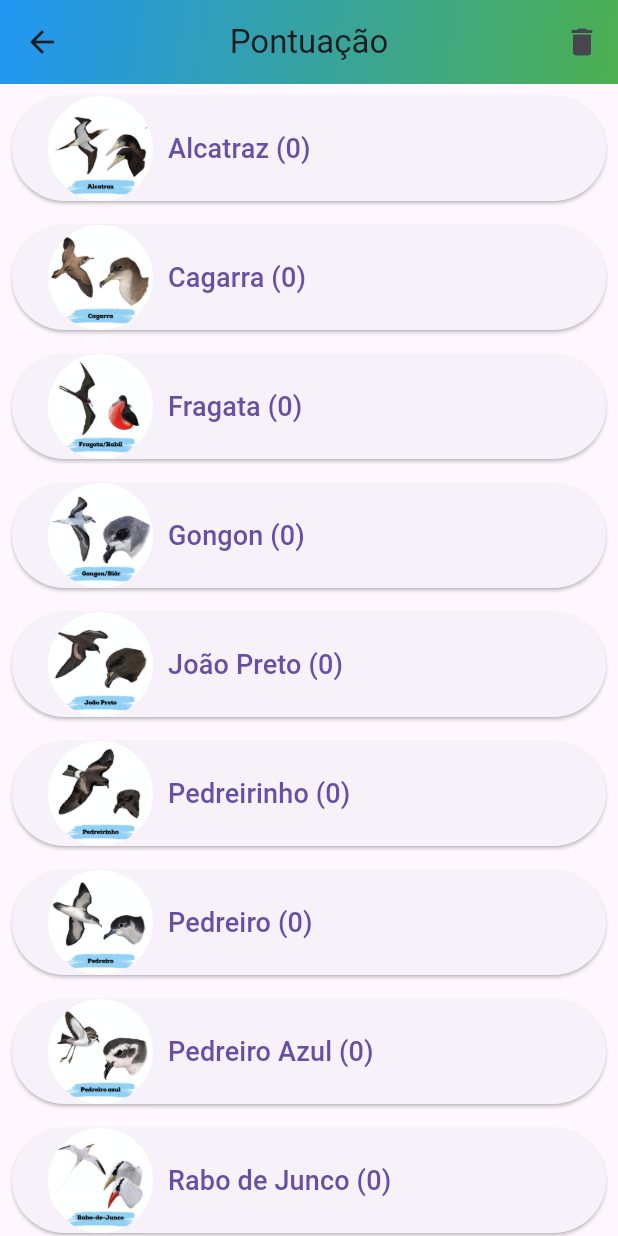
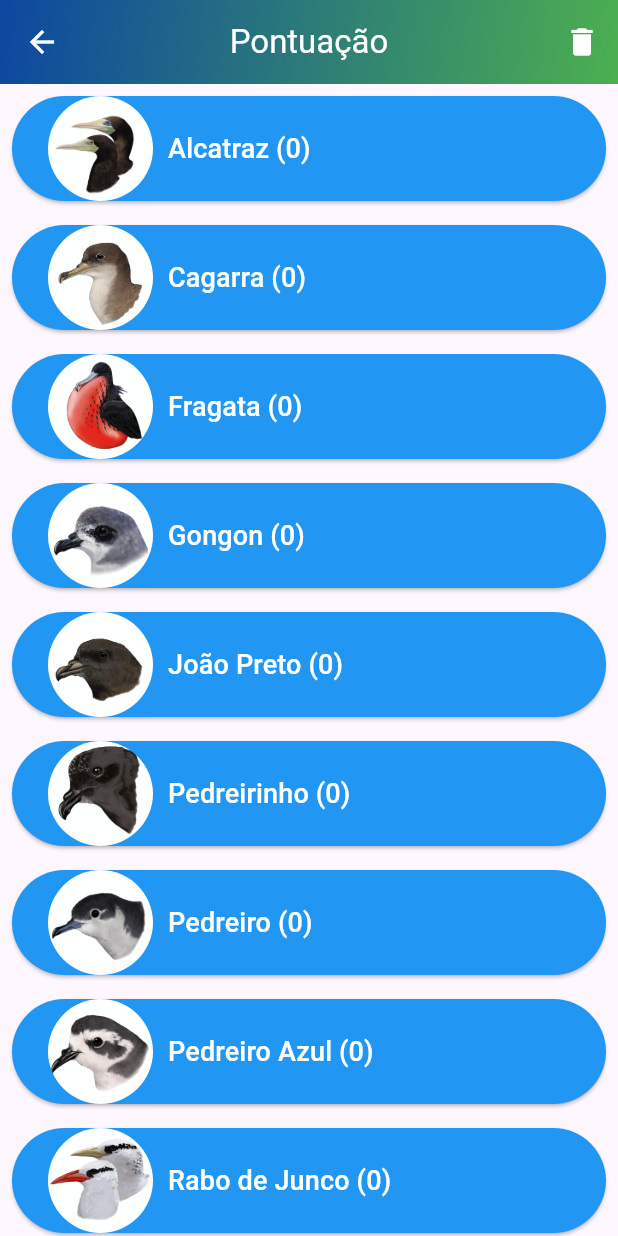
Before and after one commit to gumdanx/jogo_da_memoria, a Flutter app: the screen it shows after launch, after a tap on "Pontuação", on a phone screen of 412 x 824 dp. Run offline on Flutter 3.47's test engine with Material 3 defaults, Android fonts, the phone set to English and light mode, and no system bars; our stand-ins replace shared_preferences.

Commit message:
Primeira refatoração

```diff
--- a/lib/screens/main_menu.dart
+++ b/lib/screens/main_menu.dart
@@ -1,9 +1,7 @@
 import 'package:flutter/material.dart';
 import 'package:jogo_da_memoria/utils/globals.dart';
 import 'package:jogo_da_memoria/screens/logo_screen.dart';
-import 'package:jogo_da_memoria/screens/hard_game.dart';
-import 'package:jogo_da_memoria/screens/medium_game.dart';
-import 'package:jogo_da_memoria/screens/easy_game.dart';
+import 'package:jogo_da_memoria/screens/game.dart';
 import 'package:jogo_da_memoria/screens/ranking.dart';
 
 class MainMenu extends StatelessWidget {
@@ -11,12 +9,15 @@ class MainMenu extends StatelessWidget {
   Widget build(BuildContext context) {
     return Scaffold(
       appBar: AppBar(
-        title: Text('As aves de Cabo Verde 🇨🇻'),
+        title: Text(
+          '🎮 Jogo da Memória 🎮',
+          style: TextStyle(color: Colors.white),
+        ),
         centerTitle: true,
         flexibleSpace: Container(
           decoration: BoxDecoration(
             gradient: LinearGradient(
-              colors: [Colors.blue, Colors.green],
+              colors: [Colors.blue.shade900, Colors.green],
               begin: Alignment.topLeft,
               end: Alignment.bottomRight,
             ),
@@ -43,10 +44,16 @@ class MainMenu extends StatelessWidget {
                         onPressed: () {
                           Navigator.push(
                             context,
-                            MaterialPageRoute(builder: (context) => EasyGame()),
+                            MaterialPageRoute(builder: (context) => Game(numberOfSpecies: 4, title: 'Fácil')
+                            ),
                           );
                         },
-                        label: Text("Fácil"),
+                        label: Text(" Fácil "),
+                        foregroundColor: Colors.white, // Cor do texto
+                        backgroundColor: Colors.blue[900], // Cor de fundo
+                        shape: RoundedRectangleBorder(
+                          borderRadius: BorderRadius.circular(32), // Ajuste este valor para aumentar o arredondamento
+                        ),
                       ),
                     ),
                     Padding(padding: const EdgeInsets.only(top: 20.0),),
@@ -57,10 +64,15 @@ class MainMenu extends StatelessWidget {
                         onPressed: () {
                           Navigator.push(
                             context,
-                            MaterialPageRoute(builder: (context) => MediumGame()),
+                            MaterialPageRoute(builder: (context) => Game(numberOfSpecies: 6, title: 'Médio')),
                           );
                         },
-                        label: Text("Médio"),
+                        label: Text(" Médio "),
+                        foregroundColor: Colors.white, // Cor do texto
+                        backgroundColor: Colors.blue[900], // Cor de fundo
+                        shape: RoundedRectangleBorder(
+                          borderRadius: BorderRadius.circular(32), // Ajuste este valor para aumentar o arredondamento
+                        ),
                       ),
                     ),
                     Padding(padding: const EdgeInsets.only(top: 20.0),),
@@ -71,10 +83,15 @@ class MainMenu extends StatelessWidget {
                         onPressed: () {
                           Navigator.push(
                             context,
-                            MaterialPageRoute(builder: (context) => HardGame()),
+                            MaterialPageRoute(builder: (context) => Game(numberOfSpecies: 9, title: 'Difícil')),
                           );
                         },
-                        label: Text("Difícil"),
+                        label: Text(" Difícil "),
+                        foregroundColor: Colors.white, // Cor do texto
+                        backgroundColor: Colors.blue[900], // Cor de fundo
+                        shape: RoundedRectangleBorder(
+                          borderRadius: BorderRadius.circular(32), // Ajuste este valor para aumentar o arredondamento
+                        ),
                       ),
                     ),
                     Padding(padding: const EdgeInsets.only(top: 40.0),),
@@ -89,7 +106,11 @@ class MainMenu extends StatelessWidget {
                           );
                         },
                         label: Text("Pontuação"),
-                        backgroundColor: Colors.green,
+                        foregroundColor: Colors.white, // Cor do texto
+                        backgroundColor: Colors.green, // Cor de fundo
+                        shape: RoundedRectangleBorder(
+                          borderRadius: BorderRadius.circular(32), // Ajuste este valor para aumentar o arredondamento
+                        ),
                       ),
                     ),
                     Padding(padding: const EdgeInsets.only(top: 20.0),),
@@ -104,7 +125,11 @@ class MainMenu extends StatelessWidget {
                           );
                         },
                         label: Text("Realização"),
-                        backgroundColor: Colors.green,
+                        foregroundColor: Colors.white, // Cor do texto
+                        backgroundColor: Colors.green, // Cor de fundo
+                        shape: RoundedRectangleBorder(
+                          borderRadius: BorderRadius.circular(32), // Ajuste este valor para aumentar o arredondamento
+                        ),
                       ),
                     ),
                     Padding(padding: const EdgeInsets.only(top: 20.0),),
--- a/lib/screens/ranking.dart
+++ b/lib/screens/ranking.dart
@@ -33,13 +33,6 @@ class _RankingScreenState extends State<RankingScreen> {
         );
       } else {
         consolidatedList[species.name]!.numCorrect += species.numCorrect;
-      }
-    }
-
-    // Atualize a imagem para usar a versão 'head' para todas as espécies
-    for (var headSpecies in birdSpeciesList) {
-      if (consolidatedList.containsKey(headSpecies.name)) {
-        consolidatedList[headSpecies.name]!.image_head = headSpecies.image;
       }
     }
 
@@ -85,7 +78,7 @@ class _RankingScreenState extends State<RankingScreen> {
   Widget build(BuildContext context) {
     return Scaffold(
       appBar: AppBar(
-        title: Text('Pontuação'),
+        title: Text('Pontuação', style: TextStyle(color: Colors.white),),
         centerTitle: true,
         actions: [ // Adicione esta linha
           IconButton(
@@ -95,10 +88,11 @@ class _RankingScreenState extends State<RankingScreen> {
             },
           ),
         ],
+        iconTheme: IconThemeData(color: Colors.white),
         flexibleSpace: Container(
           decoration: BoxDecoration(
             gradient: LinearGradient(
-              colors: [Colors.blue, Colors.green],
+              colors: [Colors.blue.shade900, Colors.green],
               begin: Alignment.topLeft,
               end: Alignment.bottomRight,
             ),
@@ -124,6 +118,7 @@ class _RankingScreenState extends State<RankingScreen> {
                   padding: const EdgeInsets.all(8.0),
                   child: ElevatedButton(
                     style: ButtonStyle(
+                      backgroundColor: MaterialStateProperty.all(Colors.blue),
                       shape: MaterialStateProperty.all<RoundedRectangleBorder>(
                         RoundedRectangleBorder(
                           borderRadius: BorderRadius.circular(60.0),
@@ -139,7 +134,7 @@ class _RankingScreenState extends State<RankingScreen> {
                           child: Transform.scale(
                             scale: 1.1,  // ajuste o valor de acordo com o quanto você quer que a imagem ultrapasse o limite
                             child: Image.asset(
-                              species.image,
+                              species.image_head,
                               width: 70.0,
                               height: 70.0,
                               fit: BoxFit.cover,
@@ -149,7 +144,7 @@ class _RankingScreenState extends State<RankingScreen> {
                         SizedBox(width: 10),
                         Text(
                           '${species.name} (${species.numCorrect})',
-                          style: TextStyle(fontSize: 18),
+                          style: TextStyle(fontSize: 18, color: Colors.white),
                         ),
                       ],
                     ),
--- a/pubspec.yaml
+++ b/pubspec.yaml
@@ -30,6 +30,6 @@ flutter:
   - assets/images/body/
 
 flutter_icons:
-  android: "launcher_icon"
+  android: true
   ios: true
   image_path: "assets/images/jogo_da_memoria.png"
```
Also changed, not shown: assets/images/logos.png, pubspec.lock, 1 other file.
